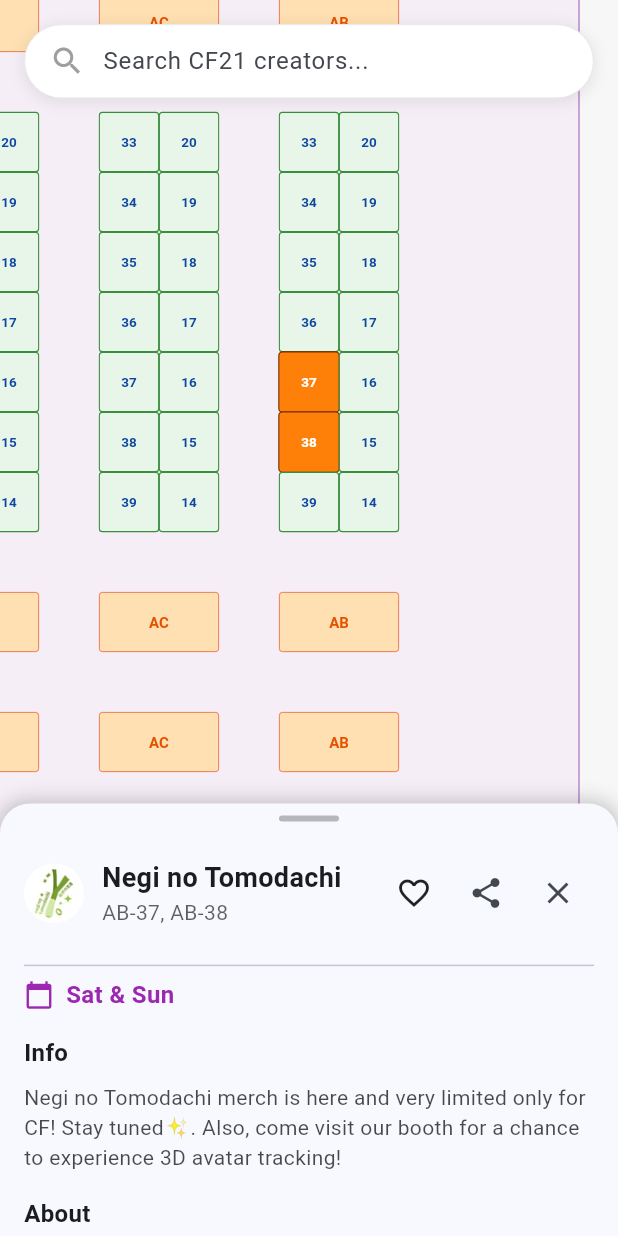
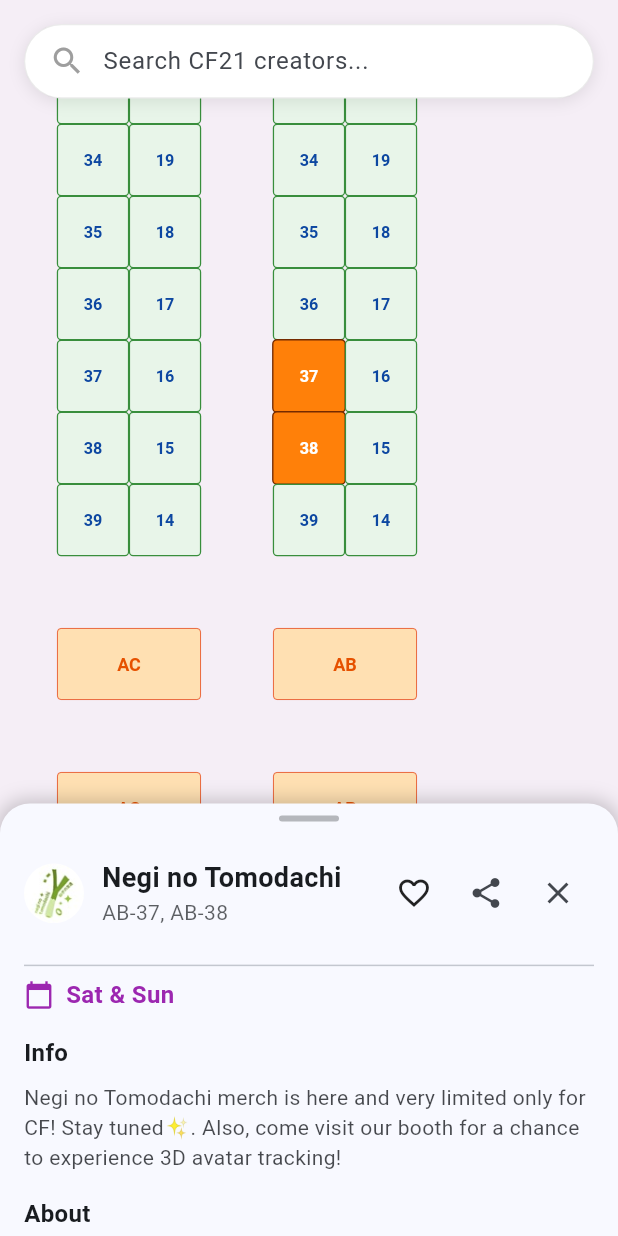
Before and after one commit to mentegago/cf21-map, a Flutter app: the screen it shows after launch, after a tap on "Search CF21 creators...", after a tap on "Negi no Tomodachi", on a phone screen of 412 x 824 dp. Run offline on Flutter 3.47's test engine with Material 3 defaults, Android fonts, the phone set to English and light mode, and no system bars; our stand-ins replace flutter_svg, shared_preferences; missing offline and left inert: dart:html; network calls fail.

Commit message:
Improve boundaryMargin logic

```diff
--- a/lib/widgets/map_viewer.dart
+++ b/lib/widgets/map_viewer.dart
@@ -154,7 +154,7 @@ class _MapViewerState extends State<MapViewer> with SingleTickerProviderStateMix
         isMultiLetterArea = area.length > 1;
       }
     }
-    final targetScale = isMultiLetterArea ? 0.5 : 0.8;
+    final targetScale = isMultiLetterArea ? 0.6 : 0.8;
 
     // Calculate the translation to center the booths with target zoom
     final translationX = viewportWidth / 2 - avgX * targetScale;
@@ -257,11 +257,14 @@ class _MapViewerState extends State<MapViewer> with SingleTickerProviderStateMix
     final isDark = Theme.of(context).brightness == Brightness.dark;
     final scaffoldBackgroundColor = Theme.of(context).scaffoldBackgroundColor;
 
+    final screenWidth = MediaQuery.of(context).size.width;
+    final screenHeight = MediaQuery.of(context).size.height;
+
     return InteractiveViewer(
       transformationController: _transformationController,
       minScale: 0.1,
-      maxScale: 10.0,
-      boundaryMargin: const EdgeInsets.symmetric(horizontal: 200, vertical: 400),
+      maxScale: 1.5,
+      boundaryMargin: EdgeInsets.symmetric(horizontal: screenWidth * 0.8, vertical: screenHeight * 0.8),
       constrained: false,
       child: GestureDetector(
         behavior: HitTestBehavior.opaque,
```
